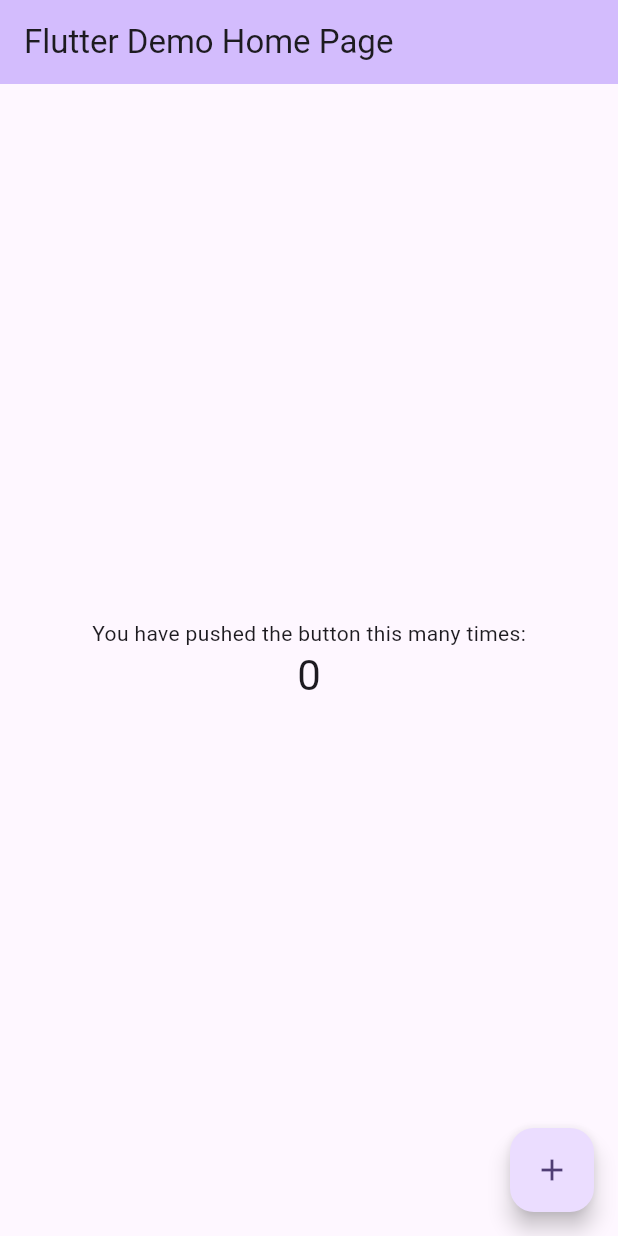
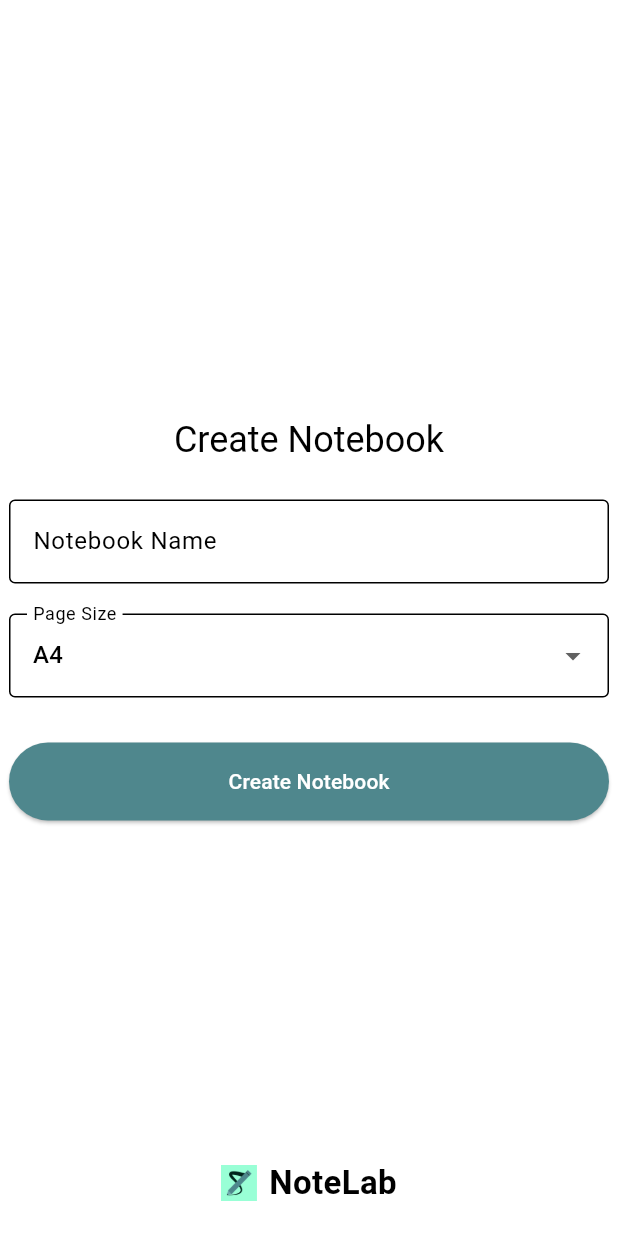
Before and after one commit to prottoy83/NoteLab, a Flutter app: the screen it shows after launch, on a phone screen of 412 x 824 dp. Run offline on Flutter 3.47's test engine with Material 3 defaults, Android fonts, the light colour scheme and no system bars.

Commit message:
Added: Home screen, Themes, Icons

```diff
--- /dev/null
+++ b/lib/home.dart
@@ -0,0 +1,126 @@
+import 'package:flutter/material.dart';
+
+class HomeScreen extends StatefulWidget {
+  const HomeScreen({super.key});
+
+  @override
+  State<HomeScreen> createState() => _HomeScreenState();
+}
+
+class _HomeScreenState extends State<HomeScreen> {
+  final TextEditingController noteNameController = TextEditingController();
+  String _selectedPageSize = 'A4';
+
+  @override
+  Widget build(BuildContext context) {
+    final theme = Theme.of(context);
+
+    return Scaffold(
+      body: Stack(
+        children: [
+          Center(
+            child: SingleChildScrollView(
+              child: ConstrainedBox(
+                constraints: const BoxConstraints(maxWidth: 400),
+                child: Column(
+                  mainAxisSize: MainAxisSize.min,
+                  children: [
+                    Text(
+                      'Create Notebook',
+                      style: theme.textTheme.headlineSmall,
+                    ),
+                    const SizedBox(height: 24),
+
+                    // Notebook Name Field
+                    TextField(
+                      controller: noteNameController,
+                      decoration: const InputDecoration(
+                        labelText: 'Notebook Name',
+                        border: OutlineInputBorder(),
+                      ),
+                    ),
+                    const SizedBox(height: 20),
+
+                    // Page Size Dropdown
+                    DropdownButtonFormField<String>(
+                      value: _selectedPageSize,
+                      decoration: const InputDecoration(
+                        labelText: 'Page Size',
+                        border: OutlineInputBorder(),
+                      ),
+                      items: const [
+                        DropdownMenuItem(value: 'A4', child: Text('A4')),
+                        DropdownMenuItem(value: 'Letter', child: Text('Letter')),
+                      ],
+                      onChanged: (value) {
+                        if (value != null) {
+                          setState(() {
+                            _selectedPageSize = value;
+                          });
+                        }
+                      },
+                    ),
+                    const SizedBox(height: 30),
+
+                    // Create Notebook Button
+                    SizedBox(
+                      width: double.infinity,
+                      child: ElevatedButton(
+                        style: ElevatedButton.styleFrom(
+                          backgroundColor: theme.colorScheme.secondary,
+                          foregroundColor: theme.colorScheme.onSecondary,
+                          padding: const EdgeInsets.symmetric(vertical: 16),
+                        ),
+                        onPressed: () {
+                          final name = noteNameController.text.trim();
+                          final size = _selectedPageSize;
+
+                          if (name.isEmpty) {
+                            ScaffoldMessenger.of(context).showSnackBar(
+                              const SnackBar(
+                                  content: Text('Please enter a notebook name')),
+                            );
+                            return;
+                          }
+
+                          ScaffoldMessenger.of(context).showSnackBar(
+                            SnackBar(
+                                content: Text(
+                                    'Created notebook "$name" with size $size')),
+                          );
+                        },
+                        child: const Text('Create Notebook'),
+                      ),
+                    ),
+                  ],
+                ),
+              ),
+            ),
+          ),
+
+          Positioned(
+            bottom: 20,
+            left: 0,
+            right: 0,
+            child: Center(
+              child: Row(
+                mainAxisSize: MainAxisSize.min,
+                children: [
+                  Image.asset('assets/icon/Logo_bg.png', height: 24),
+                  const SizedBox(width: 8),
+                  Text(
+                    'NoteLab',
+                    style: theme.textTheme.bodyMedium?.copyWith(
+                      fontSize: 22,
+                      fontWeight: FontWeight.w600,
+                    ),
+                  ),
+                ],
+              ),
+            ),
+          ),
+        ],
+      ),
+    );
+  }
+}
--- a/lib/main.dart
+++ b/lib/main.dart
@@ -1,4 +1,7 @@
 import 'package:flutter/material.dart';
+import 'package:notelab/home.dart';
+import 'package:notelab/themes/darkMode.dart';
+import 'package:notelab/themes/lightMode.dart';
 
 void main() {
   runApp(const MyApp());
@@ -12,60 +15,10 @@ class MyApp extends StatelessWidget {
     return MaterialApp(
       title: 'NoteLab',
       debugShowCheckedModeBanner: false,
-      theme: ThemeData(
-        colorScheme: ColorScheme.fromSeed(seedColor: Colors.deepPurple),
-      ),
-      home: const MyHomePage(title: 'Flutter Demo Home Page'),
+      theme: lightMode,
+      darkTheme: darkMode,
+      themeMode: ThemeMode.system,
+      home: const HomeScreen(),
     );
   }
 }
-
-class MyHomePage extends StatefulWidget {
-  const MyHomePage({super.key, required this.title});
-
-
-
-  final String title;
-
-  @override
-  State<MyHomePage> createState() => _MyHomePageState();
-}
-
-class _MyHomePageState extends State<MyHomePage> {
-  int _counter = 0;
-
-  void _incrementCounter() {
-    setState(() {
-      _counter++;
-    });
-  }
-
-  @override
-  Widget build(BuildContext context) {
-
-    return Scaffold(
-      appBar: AppBar(
-
-        backgroundColor: Theme.of(context).colorScheme.inversePrimary,
-        title: Text(widget.title),
-      ),
-      body: Center(
-        child: Column(
-          mainAxisAlignment: MainAxisAlignment.center,
-          children: <Widget>[
-            const Text('You have pushed the button this many times:'),
-            Text(
-              '$_counter',
-              style: Theme.of(context).textTheme.headlineMedium,
-            ),
-          ],
-        ),
-      ),
-      floatingActionButton: FloatingActionButton(
-        onPressed: _incrementCounter,
-        tooltip: 'Increment',
-        child: const Icon(Icons.add),
-      ),
-    );
-  }
-}
--- /dev/null
+++ b/lib/themes/darkMode.dart
@@ -0,0 +1,18 @@
+import 'package:flutter/material.dart';
+import 'package:notelab/themes/theme_scheme.dart';
+
+final ThemeData darkMode = ThemeData(
+  useMaterial3: true,
+  scaffoldBackgroundColor: kPrimaryDark,
+  colorScheme: const ColorScheme.dark(
+    brightness: Brightness.dark,
+    primary: kPrimaryDark,
+    onPrimary: kOnPrimaryDark,
+    secondary: Colors.grey,
+    onSecondary: Colors.white,
+    error: Colors.redAccent,
+    onError: Colors.black,
+    surface: kPrimaryDark,
+    onSurface: Colors.white,
+  ),
+);
--- /dev/null
+++ b/lib/themes/lightMode.dart
@@ -0,0 +1,19 @@
+import 'package:flutter/material.dart';
+import 'package:notelab/themes/theme_scheme.dart';
+
+final ThemeData lightMode = ThemeData(
+  useMaterial3: true,
+  scaffoldBackgroundColor: kPageBackground,
+  colorScheme: const ColorScheme.light(
+    brightness: Brightness.light,
+    primary: kInkColor, // Ink is black
+    onPrimary: kPageBackground, // for contrast
+    secondary: kSecondaryLight,
+    onSecondary: Colors.white,
+    tertiary: kTertiaryLight,
+    error: Colors.red,
+    onError: Colors.white,
+    surface: kPageBackground,
+    onSurface: kInkColor,
+  ),
+);
--- /dev/null
+++ b/lib/themes/theme_scheme.dart
@@ -0,0 +1,14 @@
+import 'package:flutter/material.dart';
+
+// Light theme custom colors
+const Color kPrimaryLight = Color(0xFF99FFD6);
+const Color kSecondaryLight = Color(0xFF4F878D);
+const Color kTertiaryLight = Color(0xFF01241A);
+
+// Page-specific overrides
+const Color kPageBackground = Colors.white;
+const Color kInkColor = Colors.black;
+
+// Dark theme custom colors
+const Color kPrimaryDark = Color.fromARGB(255, 28, 28, 28); // almost black
+const Color kOnPrimaryDark = Colors.white;
```
Also changed, not shown: pubspec.yaml (+21 -1 lines), assets/icon/Logo_bg.png (added), pubspec.lock, 43 other files.
